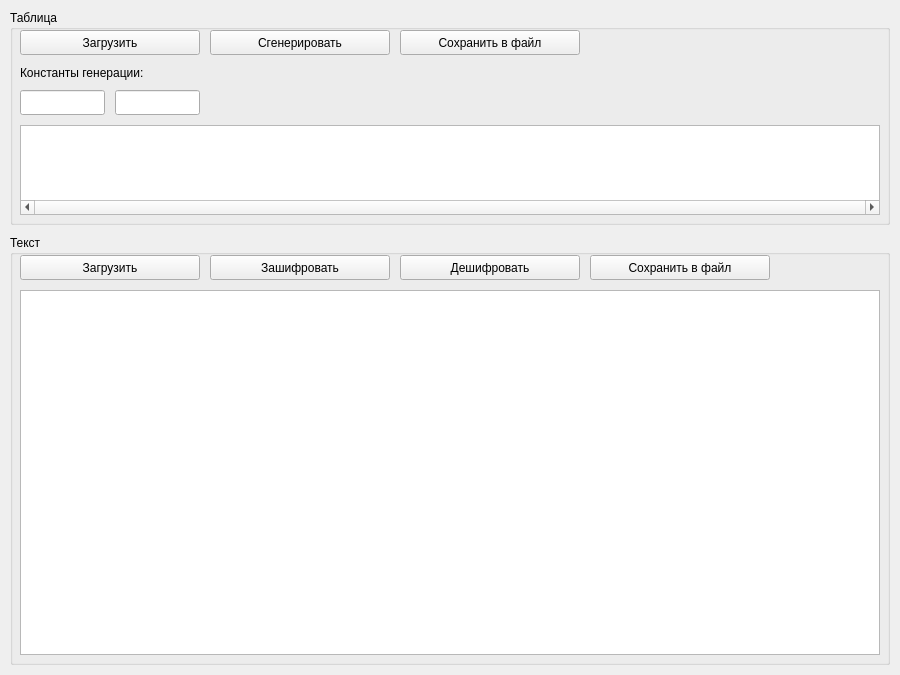
merail/qt-substitution-cipher, file mainwindow.ui: the form before one commit.
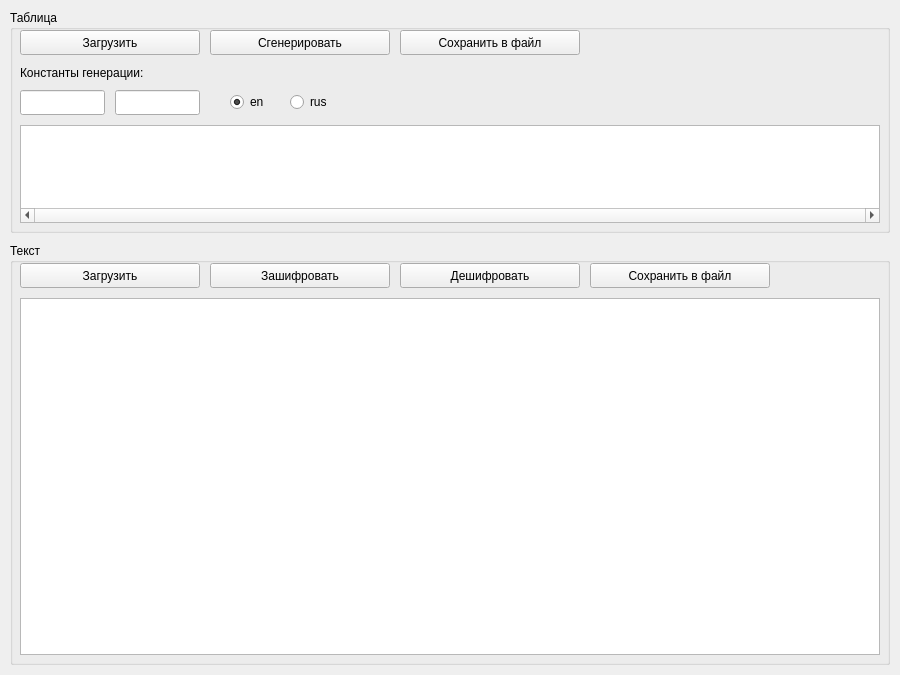
The form after the commit.

```diff
--- a/mainwindow.ui
+++ b/mainwindow.ui
@@ -18,9 +18,9 @@
     <property name="geometry">
      <rect>
       <x>10</x>
-      <y>235</y>
+      <y>243</y>
       <width>880</width>
-      <height>430</height>
+      <height>422</height>
      </rect>
     </property>
     <property name="title">
@@ -84,7 +84,7 @@
        <x>10</x>
        <y>55</y>
        <width>860</width>
-       <height>365</height>
+       <height>357</height>
       </rect>
      </property>
     </widget>
@@ -95,7 +95,7 @@
       <x>10</x>
       <y>10</y>
       <width>880</width>
-      <height>215</height>
+      <height>223</height>
      </rect>
     </property>
     <property name="title">
@@ -146,7 +146,7 @@
        <x>10</x>
        <y>115</y>
        <width>860</width>
-       <height>90</height>
+       <height>98</height>
       </rect>
      </property>
      <property name="layoutDirection">
@@ -216,6 +216,35 @@
       </rect>
      </property>
     </widget>
+    <widget class="QRadioButton" name="englishAlphabetRadioButton">
+     <property name="geometry">
+      <rect>
+       <x>220</x>
+       <y>82</y>
+       <width>50</width>
+       <height>20</height>
+      </rect>
+     </property>
+     <property name="text">
+      <string>en</string>
+     </property>
+     <property name="checked">
+      <bool>true</bool>
+     </property>
+    </widget>
+    <widget class="QRadioButton" name="russianAlphabetRadioButton">
+     <property name="geometry">
+      <rect>
+       <x>280</x>
+       <y>82</y>
+       <width>50</width>
+       <height>20</height>
+      </rect>
+     </property>
+     <property name="text">
+      <string>rus</string>
+     </property>
+    </widget>
    </widget>
   </widget>
  </widget>
```
